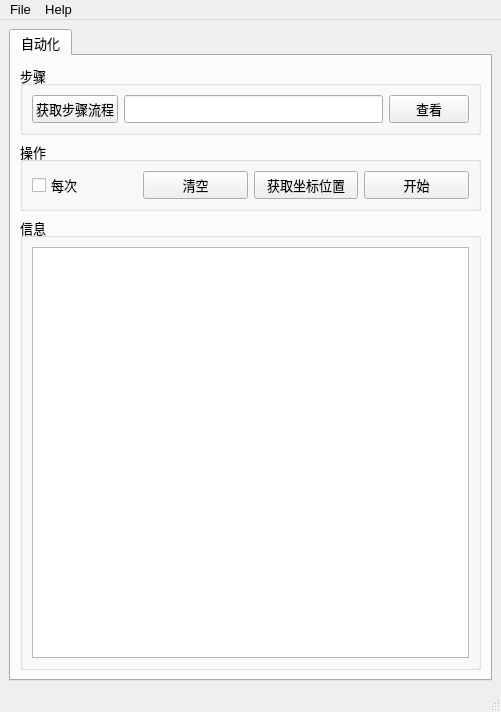
First picture: the form in Auto_Operate_Ui.ui, repository chen-huai/Auto_Operation, before the edit.
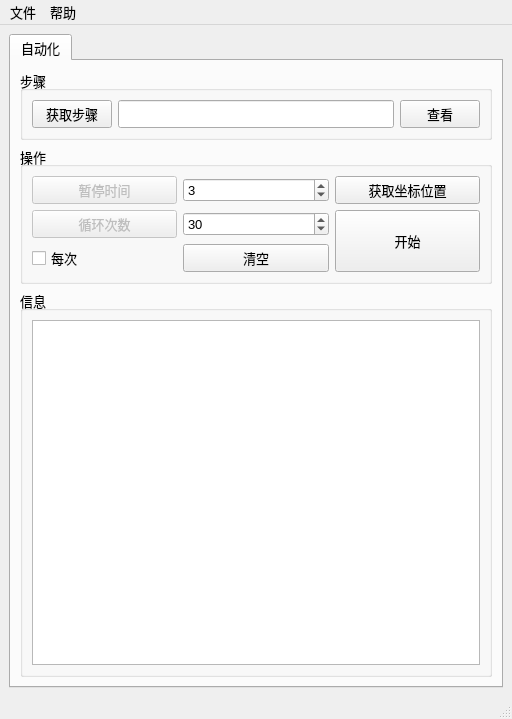
Second picture: the form after the edit. Icons and pictures are not drawn.

Commit message: 自动操作电脑界面

What changed in the file:
```diff
--- a/Auto_Operate_Ui.ui
+++ b/Auto_Operate_Ui.ui
@@ -7,8 +7,8 @@
    <rect>
     <x>0</x>
     <y>0</y>
-    <width>501</width>
-    <height>712</height>
+    <width>512</width>
+    <height>719</height>
    </rect>
   </property>
   <property name="sizePolicy">
@@ -75,7 +75,7 @@
               <string>获取数据</string>
              </property>
              <property name="text">
-              <string>获取步骤流程</string>
+              <string>获取步骤</string>
              </property>
             </widget>
            </item>
@@ -130,7 +130,38 @@
            <string>操作</string>
           </property>
           <layout class="QGridLayout" name="gridLayout_18">
-           <item row="1" column="2">
+           <item row="0" column="0">
+            <widget class="QPushButton" name="pushButton">
+             <property name="enabled">
+              <bool>false</bool>
+             </property>
+             <property name="text">
+              <string>暂停时间</string>
+             </property>
+            </widget>
+           </item>
+           <item row="0" column="4">
+            <widget class="QPushButton" name="pushButton_56">
+             <property name="text">
+              <string>获取坐标位置</string>
+             </property>
+            </widget>
+           </item>
+           <item row="0" column="2">
+            <widget class="QSpinBox" name="spinBox">
+             <property name="value">
+              <number>3</number>
+             </property>
+            </widget>
+           </item>
+           <item row="2" column="0">
+            <widget class="QCheckBox" name="checkBox">
+             <property name="text">
+              <string>每次</string>
+             </property>
+            </widget>
+           </item>
+           <item row="2" column="2">
             <widget class="QPushButton" name="pushButton_12">
              <property name="sizePolicy">
               <sizepolicy hsizetype="Minimum" vsizetype="Fixed">
@@ -146,27 +177,42 @@
              </property>
             </widget>
            </item>
-           <item row="1" column="4">
+           <item row="1" column="0">
+            <widget class="QPushButton" name="pushButton_2">
+             <property name="enabled">
+              <bool>false</bool>
+             </property>
+             <property name="text">
+              <string>循环次数</string>
+             </property>
+            </widget>
+           </item>
+           <item row="1" column="2">
+            <widget class="QSpinBox" name="spinBox_2">
+             <property name="minimum">
+              <number>1</number>
+             </property>
+             <property name="maximum">
+              <number>1000</number>
+             </property>
+             <property name="value">
+              <number>30</number>
+             </property>
+            </widget>
+           </item>
+           <item row="1" column="4" rowspan="2">
             <widget class="QPushButton" name="pushButton_57">
+             <property name="sizePolicy">
+              <sizepolicy hsizetype="Minimum" vsizetype="Expanding">
+               <horstretch>0</horstretch>
+               <verstretch>0</verstretch>
+              </sizepolicy>
+             </property>
              <property name="text">
               <string>开始</string>
              </property>
             </widget>
            </item>
-           <item row="1" column="3">
-            <widget class="QPushButton" name="pushButton_56">
-             <property name="text">
-              <string>获取坐标位置</string>
-             </property>
-            </widget>
-           </item>
-           <item row="1" column="0">
-            <widget class="QCheckBox" name="checkBox">
-             <property name="text">
-              <string>每次</string>
-             </property>
-            </widget>
-           </item>
           </layout>
          </widget>
         </item>
@@ -181,7 +227,7 @@
     <rect>
      <x>0</x>
      <y>0</y>
-     <width>501</width>
+     <width>512</width>
      <height>25</height>
     </rect>
    </property>
@@ -192,7 +238,7 @@
      </font>
     </property>
     <property name="title">
-     <string>File</string>
+     <string>文件</string>
     </property>
     <addaction name="actionExport"/>
     <addaction name="actionImport"/>
@@ -206,7 +252,7 @@
      </font>
     </property>
     <property name="title">
-     <string>Help</string>
+     <string>帮助</string>
     </property>
     <addaction name="actionHelp"/>
     <addaction name="actionAuthor"/>
```
Left out of the diff: 1 changed line with no effect on the pictures. The commit also changes 4 other files.
